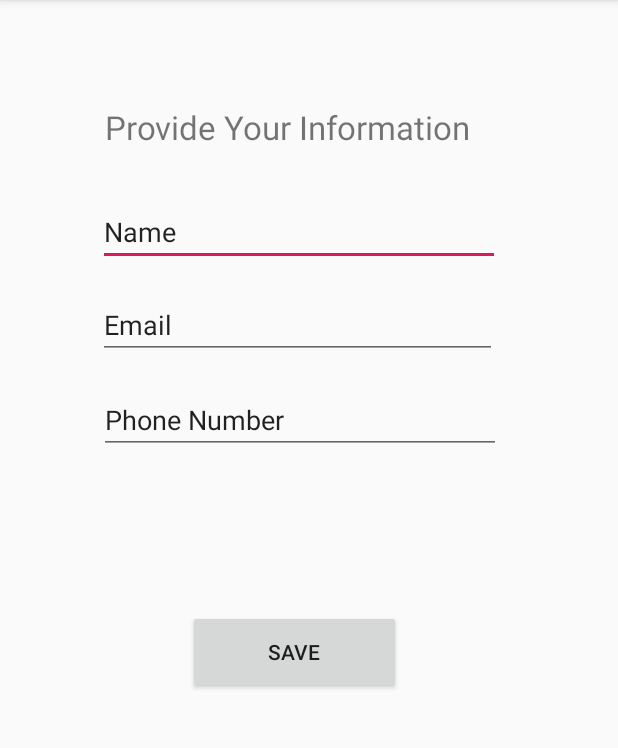
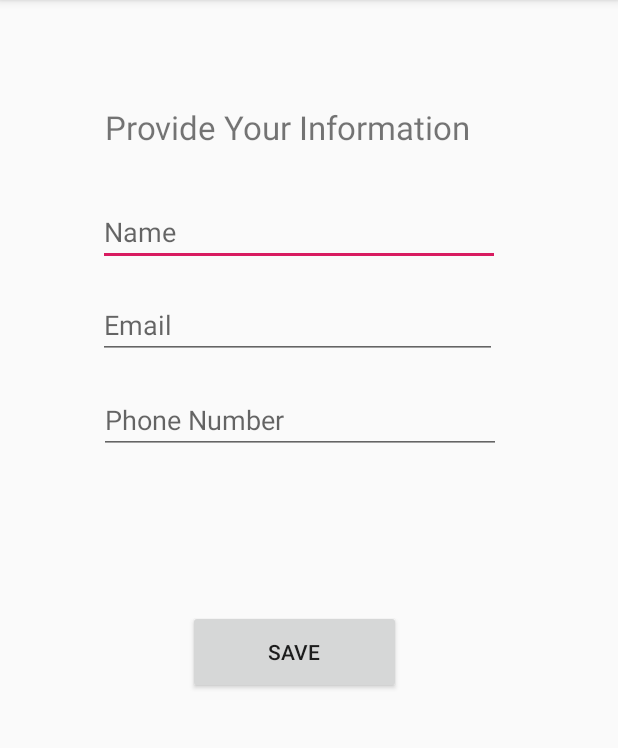
Before and after one commit to bibinthomas787/c0769970_FinalTest, an Android app: the RegisterActivity screen opened directly, with no data from a screen before it, on a phone screen of 412 x 824 dp, the part 84-832 px from its top. Run offline under Robolectric (Android 15) with nearby library versions, the phone set to English and light mode, and no system bars.

```diff
--- a/app/src/main/res/layout/activity_register.xml
+++ b/app/src/main/res/layout/activity_register.xml
@@ -27,7 +27,7 @@
         android:layout_marginTop="20dp"
         android:ems="10"
         android:inputType="textPersonName"
-        android:text="Name"
+        android:hint="Name"
         app:layout_constraintStart_toStartOf="parent"
         app:layout_constraintTop_toBottomOf="@+id/textView" />
 
@@ -40,7 +40,7 @@
         android:layout_marginTop="20dp"
         android:ems="10"
         android:inputType="textEmailAddress"
-        android:text="Email"
+        android:hint="Email"
         app:layout_constraintStart_toStartOf="parent"
         app:layout_constraintTop_toBottomOf="@+id/name" />
 
@@ -53,7 +53,7 @@
         android:layout_marginTop="20dp"
         android:ems="10"
         android:inputType="number"
-        android:text="Phone Number"
+        android:hint="Phone Number"
         app:layout_constraintStart_toStartOf="parent"
         app:layout_constraintTop_toBottomOf="@+id/email" />
 
```
Also changed, not shown: app/src/main/java/com/example/bibin_c0769970/RegisterActivity.java (+2 -10 lines).
